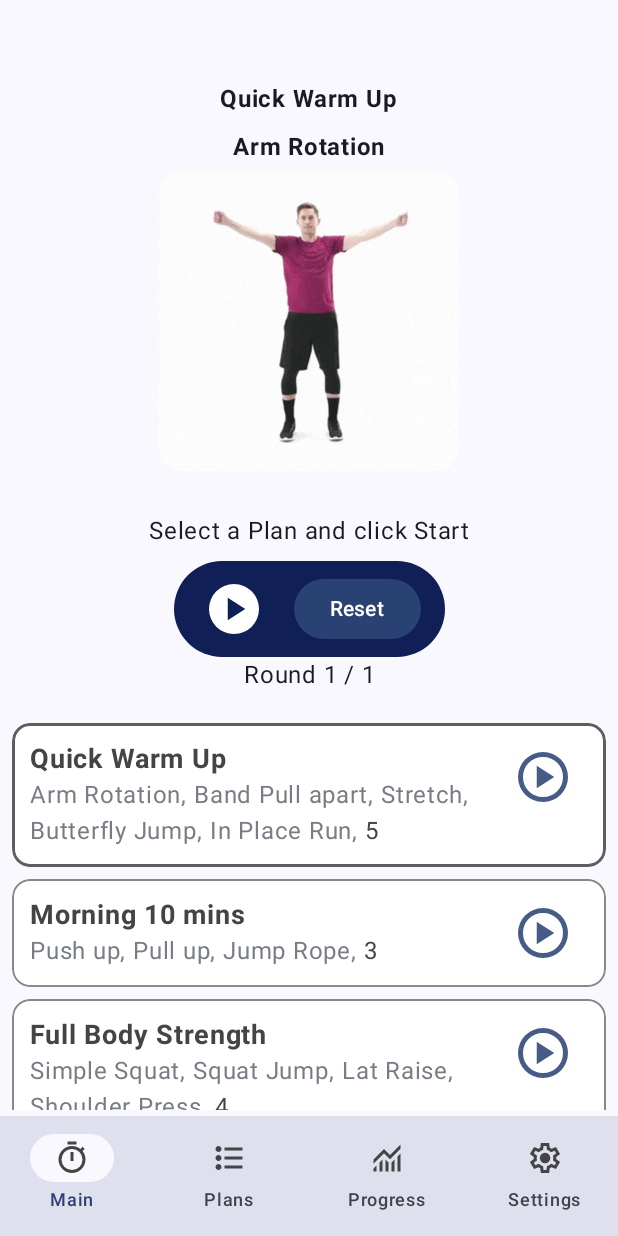
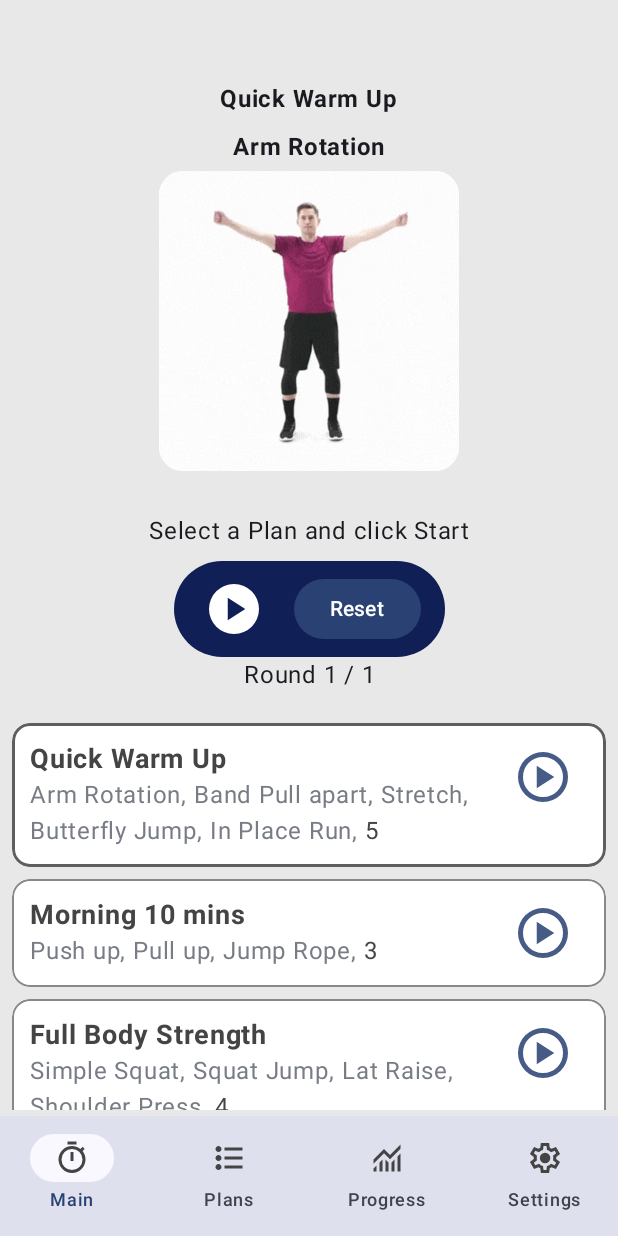
Before and after one commit to mike964/circuit-trainer-jetpack, an Android app built with Jetpack Compose: the screen it shows after launch (MainActivity), on a phone screen of 412 x 824 dp. Run offline under Robolectric (Android 15) with nearby library versions, the light colour scheme and no system bars; our stand-ins replace Room's generated code; libraries missing offline, so code that uses them is left out: coil.decode; pictures from the network do not load; 1 statement that could not run was skipped.

Commit message:
changed background color

```diff
--- a/app/src/main/java/com/example/gmwrokouttimer/MainActivity.kt
+++ b/app/src/main/java/com/example/gmwrokouttimer/MainActivity.kt
@@ -24,16 +24,16 @@ class MainActivity : ComponentActivity() {
         //
         val database = NoteDatabase.Companion.getDatabase(applicationContext)
         val repository = NoteRepository(database.noteDao())
-        val noteViewModelfactory = NoteViewModelFactory(repository)
+        val noteViewModelFactory = NoteViewModelFactory(repository)
 
         enableEdgeToEdge()
         setContent {
             val appViewModel = viewModel<AppViewModel>()
-            val noteViewModel = viewModel<NoteViewModel>(factory = noteViewModelfactory)
+            val noteViewModel = viewModel<NoteViewModel>(factory = noteViewModelFactory)
 
             GMWrokoutTimerTheme {
                 Surface(
-                    color = Color(0xFFCCCED0),
+                    color = Color(0xFFA5A5A9),
                     modifier = Modifier.Companion.fillMaxSize()
                 ) {
 //                    MainScreen(viewModel = appViewModel)
--- a/app/src/main/java/com/example/gmwrokouttimer/presentation/MainScreen.kt
+++ b/app/src/main/java/com/example/gmwrokouttimer/presentation/MainScreen.kt
@@ -1,5 +1,6 @@
 package com.example.gmwrokouttimer.presentation
 
+import androidx.compose.foundation.background
 import androidx.compose.foundation.layout.Arrangement
 import androidx.compose.foundation.layout.Box
 import androidx.compose.foundation.layout.Column
@@ -14,6 +15,7 @@ import androidx.compose.runtime.collectAsState
 import androidx.compose.runtime.getValue
 import androidx.compose.ui.Alignment
 import androidx.compose.ui.Modifier
+import androidx.compose.ui.graphics.Color
 import androidx.compose.ui.text.font.FontWeight
 import androidx.compose.ui.unit.dp
 import androidx.lifecycle.viewmodel.compose.viewModel
@@ -24,16 +26,6 @@ import com.example.gmwrokouttimer.components.LocalGifExample
 
 @Composable
 fun MainScreen(viewModel: AppViewModel, navController: NavHostController){
-    Column(
-        // The modifier is applied to the Column itself
-        modifier = Modifier
-            .fillMaxSize() // Make the column occupy the whole screen
-            .padding(top = 50.dp),
-        // Arrange children evenly along the main (vertical) axis
-        verticalArrangement = Arrangement.SpaceAround,
-        // Center children horizontally within the column
-        horizontalAlignment = Alignment.CenterHorizontally
-    ) {
     val countdownVm = viewModel<CountdownViewModel>()
     val exerciseCounter by countdownVm.exerciseCounter.collectAsState()
     val currentPreset by viewModel.currentPreset.collectAsState()
@@ -46,6 +38,15 @@ fun MainScreen(viewModel: AppViewModel, navController: NavHostController){
     val isPaused by countdownVm.isPaused.collectAsState()
     val totalCircles = ((rounds * 2) - 1)
 
+    Column(
+        modifier = Modifier
+            .background(Color(0xFFE8E8E8))
+            .fillMaxSize() // Make the column occupy the whole screen
+            .padding(top = 50.dp),
+        verticalArrangement = Arrangement.SpaceAround,
+        horizontalAlignment = Alignment.CenterHorizontally,
+
+    ) {
         Text(
             text = currentPreset.name,
             fontWeight = FontWeight.Bold,
@@ -59,7 +60,6 @@ fun MainScreen(viewModel: AppViewModel, navController: NavHostController){
         )
 
         LocalGifExample(currentExercise.imageId)
-
 
         Spacer(Modifier.height(16.dp))
 
--- a/app/src/main/java/com/example/gmwrokouttimer/presentation/NavigationBar.kt
+++ b/app/src/main/java/com/example/gmwrokouttimer/presentation/NavigationBar.kt
@@ -26,7 +26,7 @@ import com.example.gmwrokouttimer.navigation.Screen
 import com.example.gmwrokouttimer.navigation.navBarItems
 import com.example.gmwrokouttimer.presentation.screens.ProfileScreen
 import com.example.gmwrokouttimer.presentation.screens.SearchScreen
-
+import com.example.gmwrokouttimer.ui.theme.GMWrokoutTimerTheme
 
 
 // # Bottom Navigation Bar
@@ -49,6 +49,7 @@ fun NavigationBar(
             NavigationBar(
                 modifier = Modifier.fillMaxWidth(),
                 containerColor = MaterialTheme.colorScheme.background,
+//                containerColor = Color(0xFF6B5991),
                 tonalElevation = 10.dp
             ) {
                 navBarItems.forEachIndexed { index, item ->
--- a/app/src/main/java/com/example/gmwrokouttimer/ui/theme/Color.kt
+++ b/app/src/main/java/com/example/gmwrokouttimer/ui/theme/Color.kt
@@ -12,3 +12,7 @@ val Pink40 = Color(0xFF7D5260)
 
 val White = Color(0xFFFFFFFF)
 val Black = Color(0xFF000000)
+val LightGrey = Color(0xFFADADAD)
+val Blue80 = Color(0xFF3366FF)
+val Blue40 = Color(0xFF6699FF)
+val DangerColor = Color(0xFFE53935)
--- a/app/src/main/java/com/example/gmwrokouttimer/ui/theme/Theme.kt
+++ b/app/src/main/java/com/example/gmwrokouttimer/ui/theme/Theme.kt
@@ -14,13 +14,15 @@ import androidx.compose.ui.platform.LocalContext
 private val DarkColorScheme = darkColorScheme(
     primary = Purple80,
     secondary = PurpleGrey80,
-    tertiary = Pink80
+    tertiary = Pink80,
+    background = LightGrey,
 )
 
 private val LightColorScheme = lightColorScheme(
     primary = Purple40,
     secondary = PurpleGrey40,
-    tertiary = Pink40
+    tertiary = Pink40,
+    background = LightGrey,
 
     /* Other default colors to override
     background = Color(0xFFFFFBFE),
```
Lines whose indentation alone changed are shown as unchanged.
